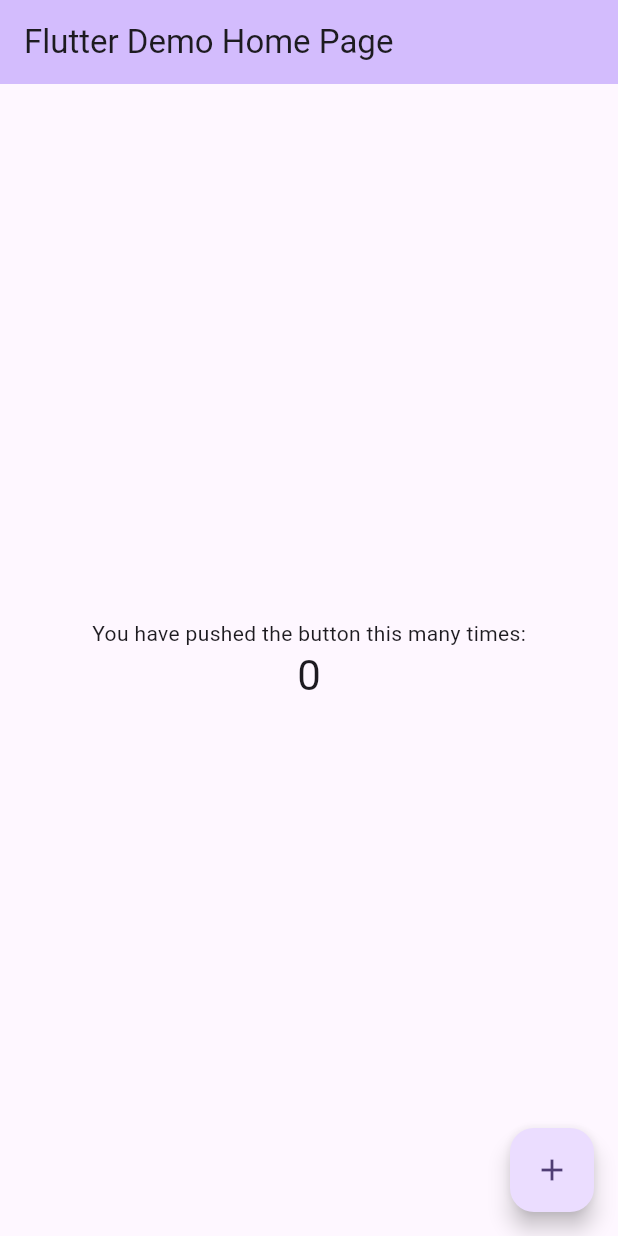
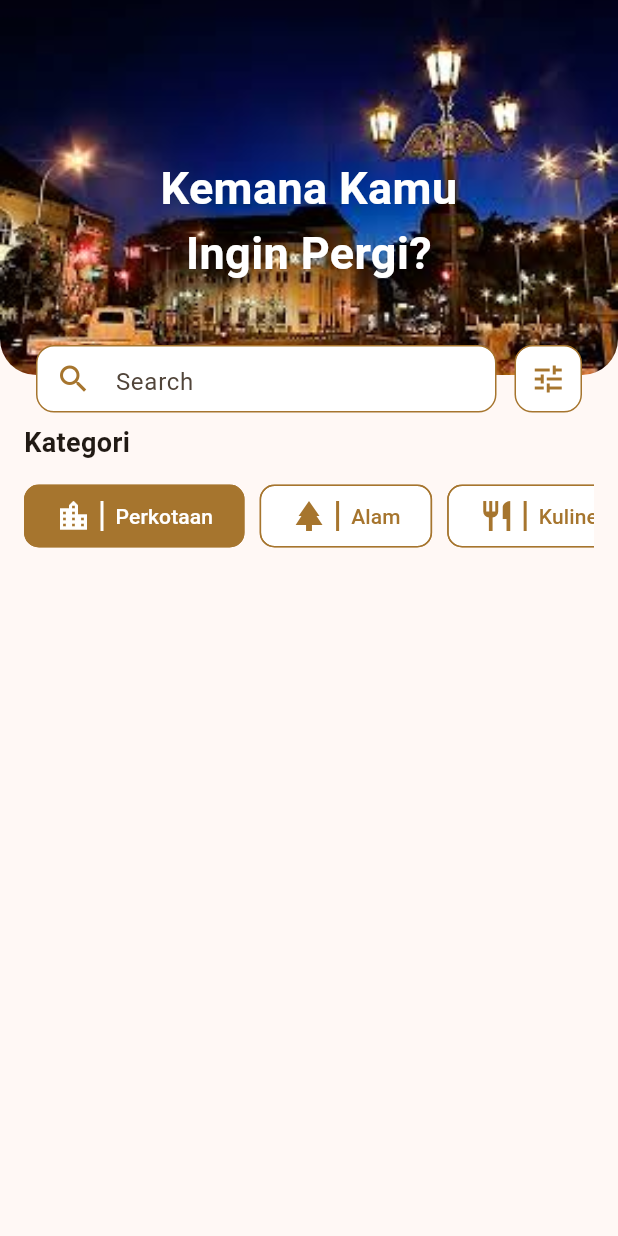
Before and after one commit to Alope-Community/forClient_TravelApp, a Flutter app: the screen it shows after launch, on a phone screen of 412 x 824 dp. Run offline on Flutter 3.47's test engine with Material 3 defaults, Android fonts, the phone set to English and light mode, and no system bars; Roboto replaces fonts that are missing (kanit).

Commit message:
header in page home

```diff
--- a/lib/main.dart
+++ b/lib/main.dart
@@ -1,4 +1,5 @@
 import 'package:flutter/material.dart';
+import 'package:forclient_travelapp/screns/Home.dart';
 
 void main() {
   runApp(const MyApp());
@@ -7,116 +8,16 @@ void main() {
 class MyApp extends StatelessWidget {
   const MyApp({super.key});
 
-  // This widget is the root of your application.
   @override
   Widget build(BuildContext context) {
     return MaterialApp(
-      title: 'Flutter Demo',
+      title: 'E-Wisata',
+      debugShowCheckedModeBanner: false,
       theme: ThemeData(
-        // This is the theme of your application.
-        //
-        // TRY THIS: Try running your application with "flutter run". You'll see
-        // the application has a purple toolbar. Then, without quitting the app,
-        // try changing the seedColor in the colorScheme below to Colors.green
-        // and then invoke "hot reload" (save your changes or press the "hot
-        // reload" button in a Flutter-supported IDE, or press "r" if you used
-        // the command line to start the app).
-        //
-        // Notice that the counter didn't reset back to zero; the application
-        // state is not lost during the reload. To reset the state, use hot
-        // restart instead.
-        //
-        // This works for code too, not just values: Most code changes can be
-        // tested with just a hot reload.
-        colorScheme: ColorScheme.fromSeed(seedColor: Colors.deepPurple),
+        colorScheme: ColorScheme.fromSeed(seedColor: Colors.orange),
+        useMaterial3: true,
       ),
-      home: const MyHomePage(title: 'Flutter Demo Home Page'),
+      home: const HomePage(),
     );
   }
 }
-
-class MyHomePage extends StatefulWidget {
-  const MyHomePage({super.key, required this.title});
-
-  // This widget is the home page of your application. It is stateful, meaning
-  // that it has a State object (defined below) that contains fields that affect
-  // how it looks.
-
-  // This class is the configuration for the state. It holds the values (in this
-  // case the title) provided by the parent (in this case the App widget) and
-  // used by the build method of the State. Fields in a Widget subclass are
-  // always marked "final".
-
-  final String title;
-
-  @override
-  State<MyHomePage> createState() => _MyHomePageState();
-}
-
-class _MyHomePageState extends State<MyHomePage> {
-  int _counter = 0;
-
-  void _incrementCounter() {
-    setState(() {
-      // This call to setState tells the Flutter framework that something has
-      // changed in this State, which causes it to rerun the build method below
-      // so that the display can reflect the updated values. If we changed
-      // _counter without calling setState(), then the build method would not be
-      // called again, and so nothing would appear to happen.
-      _counter++;
-    });
-  }
-
-  @override
-  Widget build(BuildContext context) {
-    // This method is rerun every time setState is called, for instance as done
-    // by the _incrementCounter method above.
-    //
-    // The Flutter framework has been optimized to make rerunning build methods
-    // fast, so that you can just rebuild anything that needs updating rather
-    // than having to individually change instances of widgets.
-    return Scaffold(
-      appBar: AppBar(
-        // TRY THIS: Try changing the color here to a specific color (to
-        // Colors.amber, perhaps?) and trigger a hot reload to see the AppBar
-        // change color while the other colors stay the same.
-        backgroundColor: Theme.of(context).colorScheme.inversePrimary,
-        // Here we take the value from the MyHomePage object that was created by
-        // the App.build method, and use it to set our appbar title.
-        title: Text(widget.title),
-      ),
-      body: Center(
-        // Center is a layout widget. It takes a single child and positions it
-        // in the middle of the parent.
-        child: Column(
-          // Column is also a layout widget. It takes a list of children and
-          // arranges them vertically. By default, it sizes itself to fit its
-          // children horizontally, and tries to be as tall as its parent.
-          //
-          // Column has various properties to control how it sizes itself and
-          // how it positions its children. Here we use mainAxisAlignment to
-          // center the children vertically; the main axis here is the vertical
-          // axis because Columns are vertical (the cross axis would be
-          // horizontal).
-          //
-          // TRY THIS: Invoke "debug painting" (choose the "Toggle Debug Paint"
-          // action in the IDE, or press "p" in the console), to see the
-          // wireframe for each widget.
-          mainAxisAlignment: MainAxisAlignment.center,
-          children: <Widget>[
-            const Text('You have pushed the button this many times:'),
-            Text(
-              '$_counter',
-              style: Theme.of(context).textTheme.headlineMedium,
-            ),
-          ],
-        ),
-      ),
-      floatingActionButton: FloatingActionButton(
-        onPressed: _incrementCounter,
-        tooltip: 'Increment',
-        child: const Icon(Icons.add),
-      ), // This trailing comma makes auto-formatting nicer for build methods.
-    );
-  }
-}
--- /dev/null
+++ b/lib/screns/Home.dart
@@ -0,0 +1,22 @@
+import 'package:flutter/material.dart';
+import 'package:forclient_travelapp/widgets/home/CategoryFilter.dart';
+import 'package:forclient_travelapp/widgets/home/SearchBanner.dart';
+
+
+class HomePage extends StatelessWidget {
+  const HomePage({super.key});
+
+  @override
+  Widget build(BuildContext context) {
+    return Scaffold(
+      body: ListView(
+        children: const [
+          SearchBanner(),
+          SizedBox(height: 16), // Jarak antara banner dan kategori
+          CategoryFilter(),
+          // Tambahkan komponen lainnya di bawah sini
+        ],
+      ),
+    );
+  }
+}
--- /dev/null
+++ b/lib/widgets/home/CategoryFilter.dart
@@ -0,0 +1,118 @@
+import 'package:flutter/material.dart';
+
+class CategoryFilter extends StatefulWidget {
+  const CategoryFilter({super.key});
+
+  @override
+  State<CategoryFilter> createState() => _CategoryFilterState();
+}
+
+class _CategoryFilterState extends State<CategoryFilter> {
+  String selectedCategory = 'Perkotaan';
+
+  void selectCategory(String category) {
+    setState(() {
+      selectedCategory = category;
+    });
+  }
+
+  @override
+  Widget build(BuildContext context) {
+    return Padding(
+      padding: const EdgeInsets.symmetric(horizontal: 16, vertical: 16),
+      child: Column(
+        crossAxisAlignment: CrossAxisAlignment.start,
+        children: [
+          const Text(
+            'Kategori',
+            style: TextStyle(fontSize: 18, fontWeight: FontWeight.bold),
+          ),
+          const SizedBox(height: 12),
+          SingleChildScrollView(
+            scrollDirection: Axis.horizontal,
+            child: Row(
+              children: [
+                _CategoryChip(
+                  icon: Icons.location_city,
+                  label: 'Perkotaan',
+                  selected: selectedCategory == 'Perkotaan',
+                  onTap: () => selectCategory('Perkotaan'),
+                ),
+                const SizedBox(width: 10),
+                _CategoryChip(
+                  icon: Icons.park,
+                  label: 'Alam',
+                  selected: selectedCategory == 'Alam',
+                  onTap: () => selectCategory('Alam'),
+                ),
+                const SizedBox(width: 10),
+                _CategoryChip(
+                  icon: Icons.restaurant,
+                  label: 'Kuliner',
+                  selected: selectedCategory == 'Kuliner',
+                  onTap: () => selectCategory('Kuliner'),
+                ),
+                const SizedBox(width: 10),
+                // Tambahkan kategori lainnya jika perlu
+              ],
+            ),
+          ),
+        ],
+      ),
+    );
+  }
+}
+
+class _CategoryChip extends StatelessWidget {
+  final IconData icon;
+  final String label;
+  final bool selected;
+  final VoidCallback onTap;
+
+  const _CategoryChip({
+    required this.icon,
+    required this.label,
+    required this.selected,
+    required this.onTap,
+  });
+
+  @override
+  Widget build(BuildContext context) {
+    return InkWell(
+      onTap: onTap,
+      borderRadius: BorderRadius.all(Radius.circular(10)),
+      child: Chip(
+        padding: const EdgeInsets.symmetric(horizontal: 12, vertical: 8),
+        backgroundColor: selected ? const Color(0xFFA6752E) : Colors.white,
+        label: Row(
+          mainAxisSize: MainAxisSize.min,
+          children: [
+            Icon(icon, color: selected ? Colors.white : const Color(0xFFA6752E)),
+            const SizedBox(width: 6),
+            Container(
+              padding: const EdgeInsets.only(left: 8),
+              decoration: BoxDecoration(
+                border: Border(
+                  left: BorderSide(
+                    color: selected ? Colors.white : const Color(0xFFA6752E),
+                    width: 2,
+                  ),
+                ),
+              ),
+              child: Text(
+                label,
+                style: TextStyle(
+                  color: selected ? Colors.white : const Color(0xFFA6752E),
+                ),
+              ),
+            ),
+          ],
+        ),
+        shape: RoundedRectangleBorder(
+          side: const BorderSide(color: Color(0xFFA6752E)),
+          borderRadius: BorderRadius.circular(10),
+        ),
+      ),
+    );
+  }
+}
--- /dev/null
+++ b/lib/widgets/home/SearchBanner.dart
@@ -0,0 +1,60 @@
+import 'package:flutter/material.dart';
+import 'package:forclient_travelapp/widgets/home/SearchInput.dart';
+
+class SearchBanner extends StatelessWidget {
+  const SearchBanner({super.key});
+
+  @override
+  Widget build(BuildContext context) {
+    return Stack(
+      clipBehavior: Clip.none,
+      children: [
+        // Gambar background
+        ClipRRect(
+          borderRadius: const BorderRadius.only(
+            bottomLeft: Radius.circular(24),
+            bottomRight: Radius.circular(24),
+          ),
+          child: Image.asset(
+            'assets/malioboro.jpg',
+            width: double.infinity,
+            height: 250,
+            fit: BoxFit.cover,
+          ),
+        ),
+
+        // Tulisan di tengah
+        Positioned.fill(
+          child: Container(
+            alignment: Alignment.center,
+            padding: const EdgeInsets.symmetric(horizontal: 24),
+            child: const Column(
+              mainAxisAlignment: MainAxisAlignment.end,
+              children: [
+                Text(
+                  'Kemana Kamu\nIngin Pergi?',
+                  textAlign: TextAlign.center,
+                  style: TextStyle(
+                    fontSize: 30,
+                    fontFamily: 'kanit',
+                    fontWeight: FontWeight.bold,
+                    color: Colors.white,
+                  ),
+                ),
+                SizedBox(height: 60), // Beri jarak agar tidak menabrak search bar
+              ],
+            ),
+          ),
+        ),
+
+        // Search input mengambang
+        const Positioned(
+          bottom: -25, // Atur posisi supaya menjorok ke bawah dari image
+          left: 24,
+          right: 24,
+          child: SearchInput(),
+        ),
+      ],
+    );
+  }
+}
--- /dev/null
+++ b/lib/widgets/home/SearchInput.dart
@@ -0,0 +1,92 @@
+import 'package:flutter/material.dart';
+
+class SearchInput extends StatelessWidget {
+  const SearchInput({super.key});
+
+  void _showSortOptions(BuildContext context) {
+    showModalBottomSheet(
+      context: context,
+      shape: const RoundedRectangleBorder(
+        borderRadius: BorderRadius.vertical(top: Radius.circular(20)),
+      ),
+      builder: (context) {
+        return Padding(
+          padding: const EdgeInsets.all(16),
+          child: Column(
+            mainAxisSize: MainAxisSize.min,
+            children: [
+              const Text(
+                'Urutkan berdasarkan',
+                style: TextStyle(fontSize: 18, fontWeight: FontWeight.bold),
+              ),
+              const SizedBox(height: 12),
+              ListTile(
+                leading: const Icon(Icons.star),
+                title: const Text('Rating Tertinggi'),
+                onTap: () {
+                  Navigator.pop(context);
+                },
+              ),
+              ListTile(
+                leading: const Icon(Icons.location_on),
+                title: const Text('Terdekat'),
+                onTap: () {
+                  Navigator.pop(context);
+                },
+              ),
+              ListTile(
+                leading: const Icon(Icons.access_time),
+                title: const Text('Baru Ditambahkan'),
+                onTap: () {
+                  Navigator.pop(context);
+                },
+              ),
+            ],
+          ),
+        );
+      },
+    );
+  }
+
+  @override
+  Widget build(BuildContext context) {
+    return Row(
+      children: [
+        Expanded(
+          child: Container(
+            height: 45,
+            decoration: BoxDecoration(
+              color: Colors.white,
+              borderRadius: BorderRadius.circular(12),
+              border: Border.all(color: Color(0xFFA6752E)),
+            ),
+            child: const Padding(
+              padding: EdgeInsets.symmetric(horizontal: 12),
+              child: TextField(
+                decoration: InputDecoration(
+                  border: InputBorder.none,
+                  hintText: "Search",
+                  icon: Icon(Icons.search, color: Color(0xFFA6752E)),
+                ),
+              ),
+            ),
+          ),
+        ),
+        const SizedBox(width: 12),
+        GestureDetector(
+          onTap: () => _showSortOptions(context),
+          child: Container(
+            height: 45,
+            width: 45,
+            decoration: BoxDecoration(
+              color: Colors.white,
+              border: Border.all(color: Color(0xFFA6752E)),
+              borderRadius: BorderRadius.circular(12),
+            ),
+            child: const Icon(Icons.tune, color: Color(0xFFA6752E)),
+          ),
+        ),
+      ],
+    );
+  }
+}
```
Also changed, not shown: pubspec.yaml (+7 -16 lines), assets/fonts/Kanit-SemiBold.ttf (added), assets/malioboro.jpg (added), lib/widgets/1.txt (added), 1 other file.
